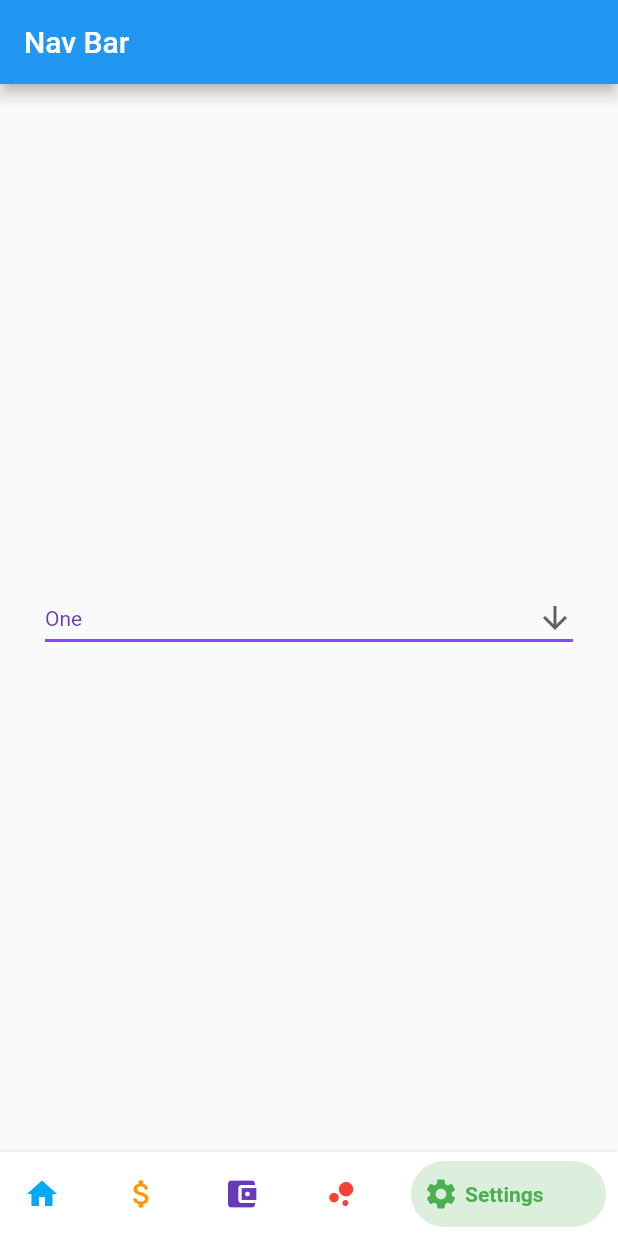
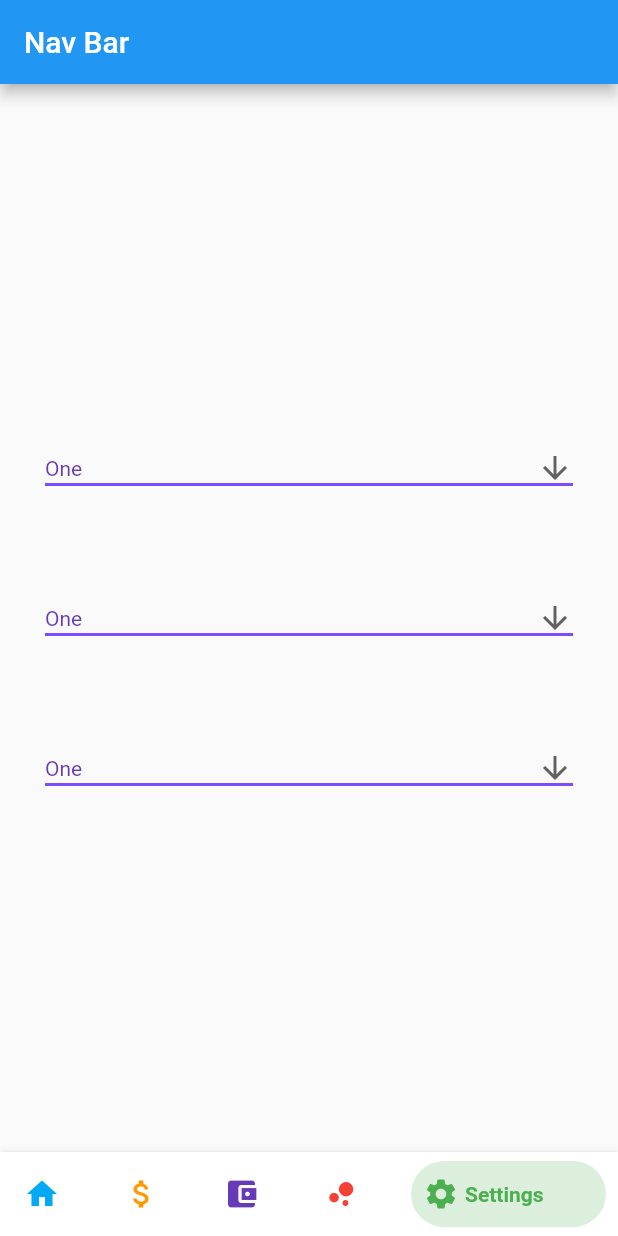
Before and after one commit to jkbngl/FFD, a Flutter app: the MyHomePage screen opened directly, swiped to page 5, on a phone screen of 412 x 824 dp. Run offline on Flutter 3.47's test engine with Material 2 defaults, Android fonts, the light colour scheme and no system bars; drawn by our look-alikes of bottom_navy_bar.

Commit message:
#21 #11 added three dropdowns with correct layout

```diff
--- a/flutter/ffd/lib/backup_color_change_on_nav_tab.dart
+++ b/flutter/ffd/lib/backup_color_change_on_nav_tab.dart
@@ -112,8 +112,113 @@ class _MyHomePageState extends State<MyHomePage> {
               children: <Widget>[
                 Container(
                   constraints: BoxConstraints.expand(
-                    height:
-                    Theme.of(context).textTheme.display1.fontSize * 1.1 + 200.0,
+                    height: 100,
+                  ),
+
+                  padding: const EdgeInsets.all(30.0),
+                  //color: Colors.blue[600],
+                  alignment: Alignment.center,
+                  //child: Text('Submit'),
+                  child: DropdownButton<String>(
+                    value: dropdownValue,
+                    icon: Icon(Icons.arrow_downward),
+                    iconSize: 24,
+                    elevation: 16,
+                    style: TextStyle(color: Colors.deepPurple),
+                    isExpanded: true,
+                    underline: Container(
+                      height: 2,
+                      width: 5000,
+                      color: Colors.deepPurpleAccent,
+                    ),
+                    onChanged: (String newValue) {
+                      setState(() {
+                        dropdownValue = newValue;
+                      });
+                      showDialog(
+                        context: context,
+                        builder: (BuildContext context) {
+                          // return object of type Dialog
+                          return AlertDialog(
+                            title: new Text("Alert Dialog title"),
+                            content: new Text("Alert Dialog body"),
+                            actions: <Widget>[
+                              // usually buttons at the bottom of the dialog
+                              new FlatButton(
+                                child: new Text("Close"),
+                                onPressed: () {
+                                  Navigator.of(context).pop();
+                                },
+                              ),
+                            ],
+                          );
+                        },
+                      );
+                    },
+                    items: <String>['One', 'Two', 'Free', 'Four']
+                        .map<DropdownMenuItem<String>>((String value) {
+                      return DropdownMenuItem<String>(
+                        value: value,
+                        child: Text(value),
+                      );
+                    }).toList(),
+                  ),
+                ),Container(
+                  constraints: BoxConstraints.expand(
+                    height: 100,
+                  ),
+
+                  padding: const EdgeInsets.all(30.0),
+                  //color: Colors.blue[600],
+                  alignment: Alignment.center,
+                  //child: Text('Submit'),
+                  child: DropdownButton<String>(
+                    value: dropdownValue,
+                    icon: Icon(Icons.arrow_downward),
+                    iconSize: 24,
+                    elevation: 16,
+                    style: TextStyle(color: Colors.deepPurple),
+                    isExpanded: true,
+                    underline: Container(
+                      height: 2,
+                      width: 5000,
+                      color: Colors.deepPurpleAccent,
+                    ),
+                    onChanged: (String newValue) {
+                      setState(() {
+                        dropdownValue = newValue;
+                      });
+                      showDialog(
+                        context: context,
+                        builder: (BuildContext context) {
+                          // return object of type Dialog
+                          return AlertDialog(
+                            title: new Text("Alert Dialog title"),
+                            content: new Text("Alert Dialog body"),
+                            actions: <Widget>[
+                              // usually buttons at the bottom of the dialog
+                              new FlatButton(
+                                child: new Text("Close"),
+                                onPressed: () {
+                                  Navigator.of(context).pop();
+                                },
+                              ),
+                            ],
+                          );
+                        },
+                      );
+                    },
+                    items: <String>['One', 'Two', 'Free', 'Four']
+                        .map<DropdownMenuItem<String>>((String value) {
+                      return DropdownMenuItem<String>(
+                        value: value,
+                        child: Text(value),
+                      );
+                    }).toList(),
+                  ),
+                ),Container(
+                  constraints: BoxConstraints.expand(
+                    height: 100.0,
                   ),
 
                   padding: const EdgeInsets.all(30.0),
```
